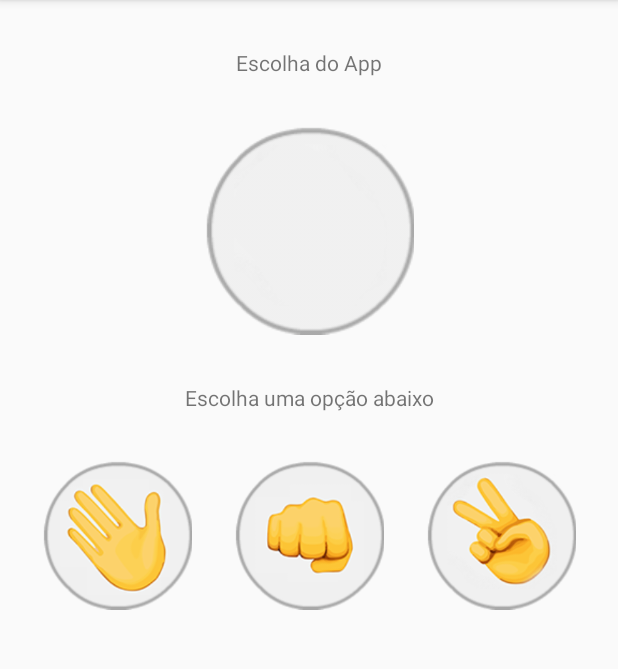
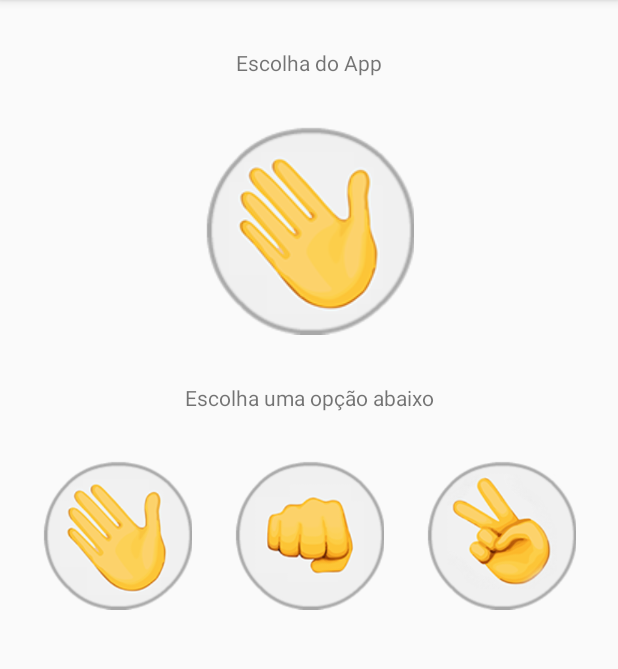
Before and after one commit to Gtssouza/AppPedraPapelTesoura, an Android app: the screen it shows after launch (MainActivity), after a tap on an icon or button, on a phone screen of 412 x 824 dp, the part 84-753 px from its top. Run offline under Robolectric (Android 15) with nearby library versions, the phone set to English and light mode, and no system bars.

Commit message:
Trocando imagem com o findViewById

```diff
--- a/app/src/main/java/com/example/apppedrapapeltesoura/MainActivity.java
+++ b/app/src/main/java/com/example/apppedrapapeltesoura/MainActivity.java
@@ -4,6 +4,7 @@ import androidx.appcompat.app.AppCompatActivity;
 
 import android.os.Bundle;
 import android.view.View;
+import android.widget.ImageView;
 
 import java.util.Random;
 
@@ -32,11 +33,27 @@ public class MainActivity extends AppCompatActivity {
 
     public void opcaoSelecionada(String opçãoSelecionada){
 
+        ImageView ImageResultado = findViewById(R.id.imageResult);
+
         int numero = new Random().nextInt(3);
 
         String[] opcoes = {"pedra", "papel", "tesoura"};
         String opApp = opcoes[numero];
 
+        switch (opApp){
+            case "pedra":
+                ImageResultado.setImageResource(R.drawable.pedra);
+                break;
+
+            case "papel":
+                ImageResultado.setImageResource(R.drawable.papel);
+                break;
+
+            case "tesoura":
+                ImageResultado.setImageResource(R.drawable.tesoura);
+                break;
+        }
+
         System.out.println("item clicado:" + numero);
     }
 }
--- a/app/src/main/res/layout/activity_main.xml
+++ b/app/src/main/res/layout/activity_main.xml
@@ -17,7 +17,7 @@
         app:layout_constraintTop_toTopOf="parent" />
 
     <ImageView
-        android:id="@+id/imageView"
+        android:id="@+id/imageResult"
         android:layout_width="wrap_content"
         android:layout_height="wrap_content"
         android:layout_marginTop="32dp"
@@ -34,7 +34,7 @@
         android:text="Escolha uma opção abaixo"
         app:layout_constraintEnd_toEndOf="parent"
         app:layout_constraintStart_toStartOf="parent"
-        app:layout_constraintTop_toBottomOf="@+id/imageView" />
+        app:layout_constraintTop_toBottomOf="@+id/imageResult" />
 
     <ImageView
         android:id="@+id/imageView2"
```
